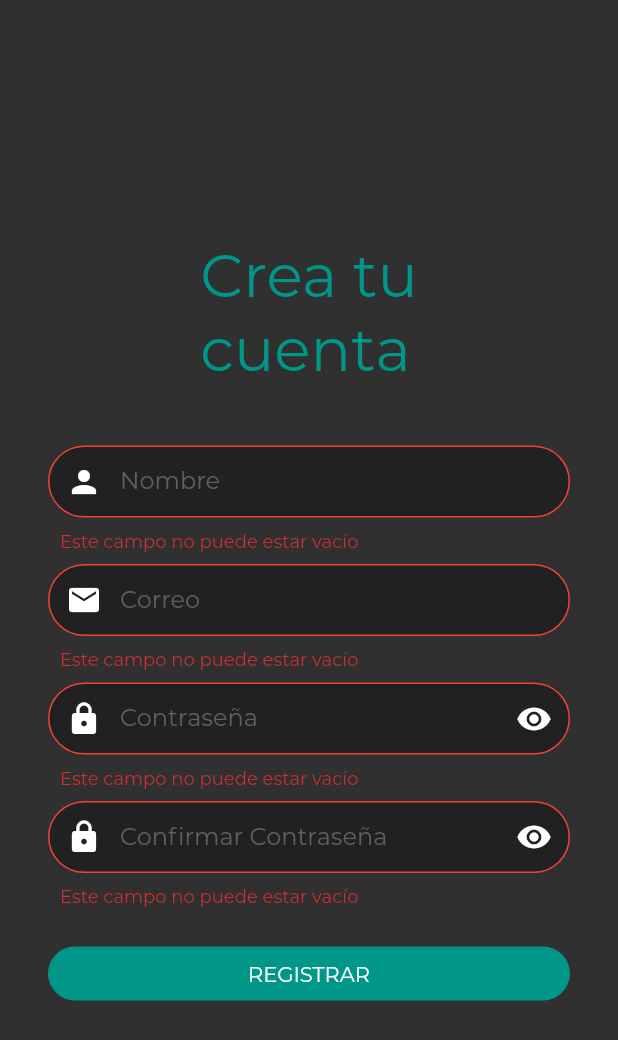
After one commit to hectoraguirre18/my_money, a Flutter app: the RegisterAccount screen opened directly, after a tap on "REGISTRAR", on a phone screen of 412 x 824 dp. The commit adds this screen. Shown: the top 1040 px of the screen. Run offline on Flutter 3.47's test engine with Material 2 defaults, Android fonts, the phone set to English and light mode, and no system bars.

Commit message:
Added Register Account screen

```diff
--- a/lib/screens/login_screen.dart
+++ b/lib/screens/login_screen.dart
@@ -1,7 +1,7 @@
 import 'package:flutter/material.dart';
 import 'package:mymoney/custom/button.dart';
 import 'package:mymoney/custom/textfield.dart';
-
+import 'package:mymoney/screens/register_account.dart';
 
 class LoginScreen extends StatefulWidget {
   @override
@@ -9,7 +9,6 @@ class LoginScreen extends StatefulWidget {
 }
 
 class LoginScreenState extends State<LoginScreen> {
-
   final formKey = GlobalKey<FormState>();
   final _passwordFocusNode = FocusNode();
 
@@ -28,9 +27,7 @@ class LoginScreenState extends State<LoginScreen> {
               Spacer(),
               Padding(
                 padding: const EdgeInsets.all(8.0),
-                child: Image.asset(
-                  'assets/images/logo_transparent.png'
-                ),
+                child: Image.asset('assets/images/logo_transparent.png'),
               ),
               SizedBox(height: 32),
               loginForm(),
@@ -50,7 +47,12 @@ class LoginScreenState extends State<LoginScreen> {
                       ),
                     ),
                     InkWell(
-                      onTap: () => print('continuar'),
+                      onTap: () {return(
+                        Navigator.push(context,
+                          MaterialPageRoute(
+                          builder: (context) => RegisterAccount()
+                        )));
+                      },
                       child: Text(
                         '¿No tienes\nuna cuenta?',
                         style: TextStyle(
@@ -84,8 +86,8 @@ class LoginScreenState extends State<LoginScreen> {
     return Form(
       key: formKey,
       autovalidateMode: _autovalidate
-        ? AutovalidateMode.onUserInteraction
-        : AutovalidateMode.disabled,
+          ? AutovalidateMode.onUserInteraction
+          : AutovalidateMode.disabled,
       child: Column(
         children: [
           Padding(
@@ -96,14 +98,13 @@ class LoginScreenState extends State<LoginScreen> {
               fillColor: Colors.grey[900],
               textInputAction: TextInputAction.done,
               validator: (String value) {
-                if(value == null || value.isEmpty)
+                if (value == null || value.isEmpty)
                   return 'Este campo no puede estar vacío';
-                if(!value.contains('@'))
-                  return 'Correo inválido';
+                if (!value.contains('@')) return 'Correo inválido';
                 return null;
               },
-              onFieldSubmitted: (_) => FocusScope.of(context)
-                  .requestFocus(_passwordFocusNode),
+              onFieldSubmitted: (_) =>
+                  FocusScope.of(context).requestFocus(_passwordFocusNode),
             ),
           ),
           Padding(
@@ -117,7 +118,7 @@ class LoginScreenState extends State<LoginScreen> {
               fillColor: Colors.grey[900],
               textInputAction: TextInputAction.done,
               validator: (String value) {
-                if(value == null || value.isEmpty)
+                if (value == null || value.isEmpty)
                   return 'Este campo no puede estar vacío';
                 return null;
               },
@@ -127,13 +128,14 @@ class LoginScreenState extends State<LoginScreen> {
             text: 'Ingresar',
             onPressed: () {
               //TODO Checar login y abrir siguiente pantalla
-              if(formKey.currentState.validate()) {
+              if (formKey.currentState.validate()) {
                 //login()
-                Navigator.push(context, MaterialPageRoute(
-                  builder: (context) => Scaffold(
-                    appBar: AppBar(),
-                  )
-                ));
+                Navigator.push(
+                    context,
+                    MaterialPageRoute(
+                        builder: (context) => Scaffold(
+                              appBar: AppBar(),
+                            )));
               } else {
                 setState(() => _autovalidate = true);
               }
--- /dev/null
+++ b/lib/screens/register_account.dart
@@ -0,0 +1,153 @@
+import 'package:flutter/material.dart';
+import 'package:mymoney/custom/button.dart';
+import 'package:mymoney/custom/textfield.dart';
+
+
+class RegisterAccount extends StatefulWidget {
+  @override
+  State<StatefulWidget> createState() => RegisterAccountState();
+}
+
+class RegisterAccountState extends State<RegisterAccount> {
+
+  final formKey = GlobalKey<FormState>();
+  final _passwordFocusNode = FocusNode();
+  final _mailFocusNode = FocusNode();
+  final _passwordFocusNode2 = FocusNode();
+
+  bool _autovalidate = false;
+
+  var pass = '';
+
+  @override
+  Widget build(BuildContext context) {
+    final height = MediaQuery.of(context).size.height;
+    return Scaffold(
+      body: SingleChildScrollView(
+        child: Container(
+          constraints: BoxConstraints.tightFor(height: height),
+          padding: const EdgeInsets.all(32.0),
+          child: Column(
+            children: [
+              Spacer(),
+              Padding(
+                padding: const EdgeInsets.all(8.0),
+                child: Text(
+                  'Crea tu\ncuenta',
+                  style: TextStyle(
+                  color: Colors.teal,
+                  fontSize: 40,
+                  ),
+                ),
+              ),
+              SizedBox(height: 32),
+              registerForm(),
+              Spacer(),
+            ],
+          ),
+        ),
+      ),
+    );
+  }
+
+  Widget registerForm() {
+    return Form(
+      key: formKey,
+      autovalidateMode: _autovalidate
+        ? AutovalidateMode.onUserInteraction
+        : AutovalidateMode.disabled,
+      child: Column(
+        children: [
+          Padding(
+            padding: const EdgeInsets.only(bottom: 8.0),
+            child: CustomTextField(
+              icon: Icons.person,
+              hint: 'Nombre',
+              fillColor: Colors.grey[900],
+              textInputAction: TextInputAction.done,
+              validator: (String value) {
+                if(value == null || value.isEmpty)
+                  return 'Este campo no puede estar vacío';
+                return null;
+              },
+              onFieldSubmitted: (_) => FocusScope.of(context)
+                  .requestFocus(_mailFocusNode),
+            ),
+          ),
+          Padding(
+            padding: const EdgeInsets.only(bottom: 8.0),
+            child: CustomTextField(
+              icon: Icons.mail,
+              hint: 'Correo',
+              focusNode: _mailFocusNode,
+              fillColor: Colors.grey[900],
+              textInputAction: TextInputAction.done,
+              validator: (String value) {
+                if(value == null || value.isEmpty)
+                  return 'Este campo no puede estar vacío';
+                if(!value.contains('@'))
+                  return 'Correo inválido';
+                return null;
+              },
+              onFieldSubmitted: (_) => FocusScope.of(context)
+                  .requestFocus(_passwordFocusNode),
+            ),
+          ),
+          Padding(
+            padding: const EdgeInsets.only(bottom: 8.0),
+            child: CustomTextField(
+              icon: Icons.lock,
+              hint: 'Contraseña',
+              isPassword: true,
+              focusNode: _passwordFocusNode,
+              visibilityToggleable: true,
+              fillColor: Colors.grey[900],
+              textInputAction: TextInputAction.done,
+              validator: (String value) {
+                pass = value;
+                if(value == null || value.isEmpty)
+                  return 'Este campo no puede estar vacío';
+                return null;
+              },
+              onFieldSubmitted: (_) => FocusScope.of(context)
+                .requestFocus(_passwordFocusNode2),
+            ),
+          ),
+          Padding(
+            padding: const EdgeInsets.only(bottom: 20.0),
+            child: CustomTextField(
+              icon: Icons.lock,
+              hint: 'Confirmar Contraseña',
+              isPassword: true,
+              focusNode: _passwordFocusNode2,
+              visibilityToggleable: true,
+              fillColor: Colors.grey[900],
+              textInputAction: TextInputAction.done,
+              validator: (String value) {
+                if(value == null || value.isEmpty)
+                  return 'Este campo no puede estar vacío';
+                if(value != pass){
+                 print('$value $pass');
+                 return 'Las contraseñas no coinciden';
+                }
+                return null;
+              },
+            ),
+          ),
+          Button(
+            text: 'Registrar',
+            onPressed: () {
+              //TODO Checar login y abrir siguiente pantalla
+              if(formKey.currentState.validate()) {
+                //creatte account()
+                Navigator.pop(context);
+              } else {
+                setState(() => _autovalidate = true);
+              }
+            },
+          ),
+        ],
+      ),
+    );
+  }
+}
```
Also changed, not shown: pubspec.lock.
